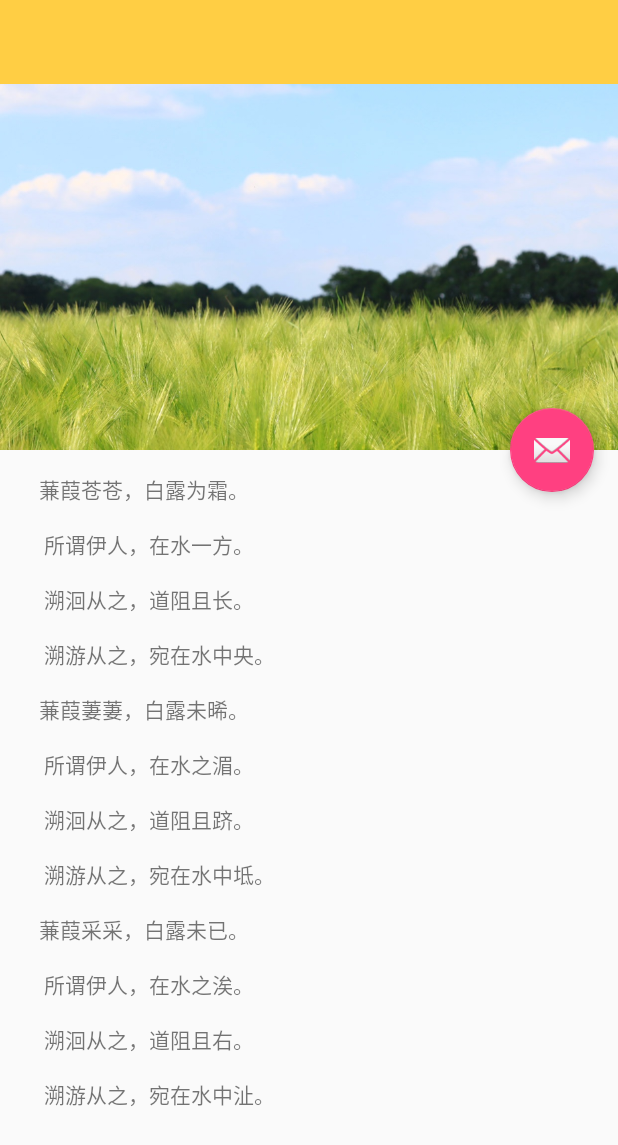
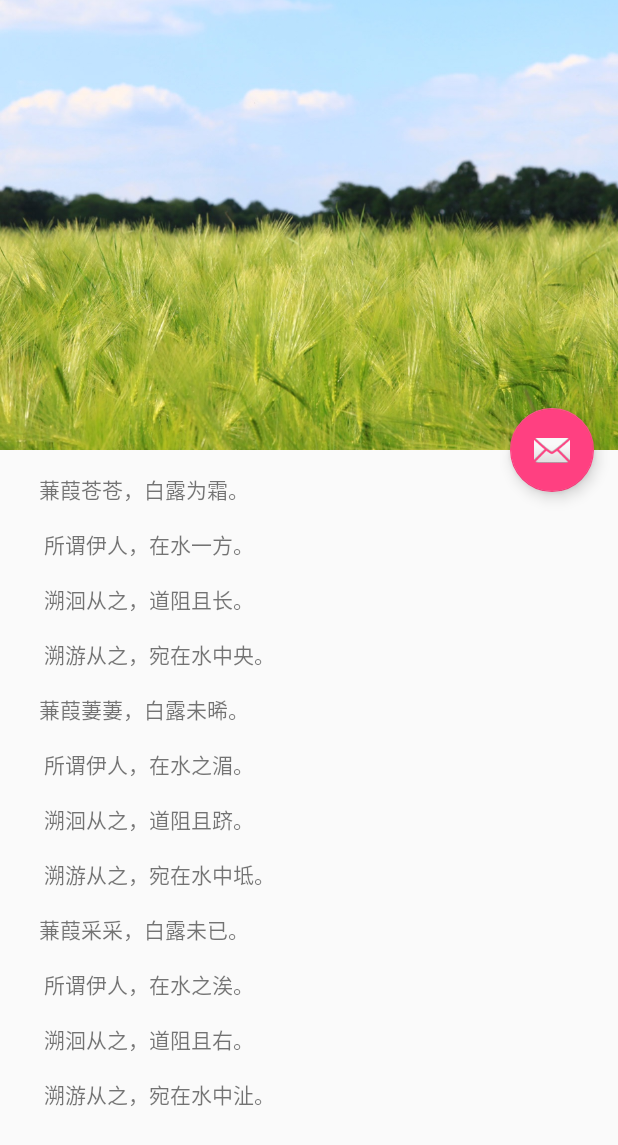
Before and after one commit to Ct7Liang/APuLeiKShen, an Android app: the layout activity_custom_scrolling.xml on its own in the app's theme, with its tools: preview values and no code run, on a phone screen of 412 x 824 dp. Shown: the top 1145 px of the screen. Run offline under Robolectric (Android 15) with nearby library versions, the phone set to English and light mode, and no system bars.

Commit message:
121212121212

```diff
--- a/app/src/main/res/layout/activity_custom_scrolling.xml
+++ b/app/src/main/res/layout/activity_custom_scrolling.xml
@@ -1,23 +1,24 @@
 <?xml version="1.0" encoding="utf-8"?>
-<android.support.design.widget.CoordinatorLayout xmlns:android="http://schemas.android.com/apk/res/android"
+<android.support.design.widget.CoordinatorLayout
+    xmlns:android="http://schemas.android.com/apk/res/android"
     xmlns:app="http://schemas.android.com/apk/res-auto"
     xmlns:tools="http://schemas.android.com/tools"
     android:layout_width="match_parent"
     android:layout_height="match_parent"
-    android:fitsSystemWindows="true"
+    android:fitsSystemWindows="false"
     tools:context="com.android.ct7liang.collapsing.CustomScrollingActivity">
 
     <android.support.design.widget.AppBarLayout
         android:id="@+id/app_bar"
         android:layout_width="match_parent"
         android:layout_height="300dp"
-        android:fitsSystemWindows="true"
+        android:fitsSystemWindows="false"
         android:theme="@style/AppTheme.AppBarOverlay">
         <android.support.design.widget.CollapsingToolbarLayout
             android:id="@+id/toolbar_layout"
             android:layout_width="match_parent"
             android:layout_height="match_parent"
-            android:fitsSystemWindows="true"
+            android:fitsSystemWindows="false"
             app:contentScrim="?attr/colorPrimary"
             app:layout_scrollFlags="scroll|exitUntilCollapsed">
             <ImageView
@@ -30,7 +31,7 @@
             <android.support.v7.widget.Toolbar
                 android:id="@+id/toolbar"
                 android:layout_width="match_parent"
-                android:layout_height="?attr/actionBarSize"
+                android:layout_height="80dp"
                 app:layout_collapseMode="pin"
                 app:popupTheme="@style/AppTheme.PopupOverlay">
                 <!--<include layout="@layout/app_title_layout"/>-->
```
Also changed, not shown: app/src/main/java/com/android/ct7liang/collapsing/CustomScrollingActivity.java (+8 -8 lines).
